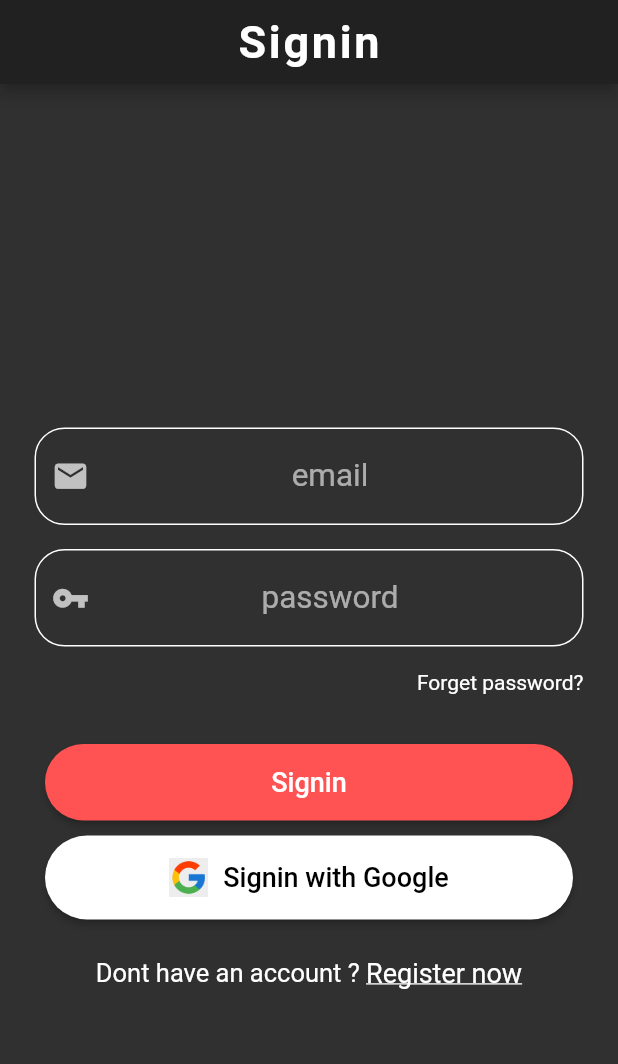
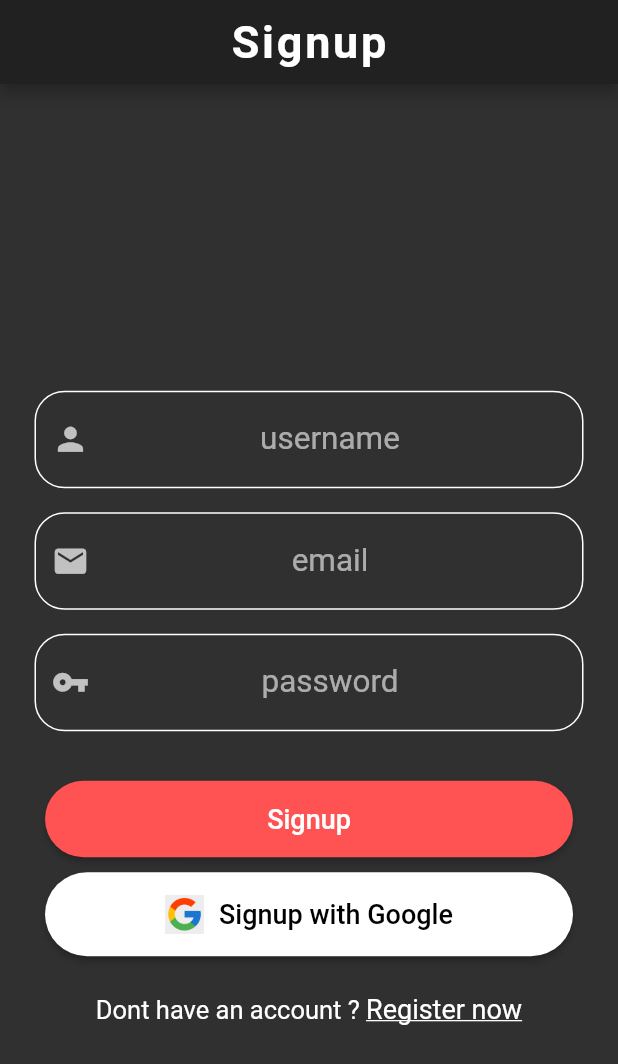
Before and after one commit to iamsourav37/chat_app, a Flutter app: the screen it shows after launch, on a phone screen of 412 x 824 dp. Shown: the top 1064 px of the screen. Run offline on Flutter 3.47's test engine with Material 2 defaults, Android fonts, the phone set to English and light mode, and no system bars.

Commit message:
update signup UI

```diff
--- a/lib/main.dart
+++ b/lib/main.dart
@@ -1,4 +1,4 @@
-import 'package:chat_app/screens/signin.dart';
+import 'package:chat_app/screens/signup.dart';
 import 'package:flutter/material.dart';
 
 void main() {
@@ -14,7 +14,7 @@ class MyApp extends StatelessWidget {
       theme: ThemeData.dark().copyWith(
         accentColor: Colors.white,
       ),
-      home: SignIn(),
+      home: SignUp(),
     );
   }
 }
--- a/lib/screens/signup.dart
+++ b/lib/screens/signup.dart
@@ -0,0 +1,144 @@
+import 'package:chat_app/widgets/widgets.dart';
+import 'package:flutter/material.dart';
+
+import '../constants.dart';
+
+class SignUp extends StatefulWidget {
+  @override
+  _SignUpState createState() => _SignUpState();
+}
+
+class _SignUpState extends State<SignUp> {
+  GlobalKey<FormState> _formKey = GlobalKey<FormState>();
+
+  @override
+  Widget build(BuildContext context) {
+    return Scaffold(
+      appBar: AppBar(
+        title: Text(
+          "Signup",
+          style: TextStyle(
+            fontSize: 30.0,
+            letterSpacing: 1.8,
+            fontWeight: FontWeight.bold,
+          ),
+        ),
+        centerTitle: true,
+      ),
+      body: SingleChildScrollView(
+        child: Container(
+          height: MediaQuery.of(context).size.height,
+          padding: EdgeInsets.all(15.0),
+          child: Form(
+            key: _formKey,
+            child: Column(
+              mainAxisAlignment: MainAxisAlignment.center,
+              children: [
+                Padding(
+                  padding: const EdgeInsets.all(8.0),
+                  child: TextField(
+                    textAlign: TextAlign.center,
+                    style: TextStyle(
+                      fontSize: 21.0,
+                    ),
+                    decoration: kTextFieldInputDecoration.copyWith(
+                      hintText: 'username',
+                      prefixIcon: Icon(
+                        Icons.person,
+                        size: 25.0,
+                      ),
+                    ),
+                  ),
+                ),
+                Padding(
+                  padding: const EdgeInsets.all(8.0),
+                  child: TextField(
+                    textAlign: TextAlign.center,
+                    keyboardType: TextInputType.emailAddress,
+                    style: TextStyle(
+                      fontSize: 21.0,
+                    ),
+                    decoration: kTextFieldInputDecoration.copyWith(
+                      hintText: 'email',
+                      prefixIcon: Icon(
+                        Icons.email,
+                        size: 25.0,
+                      ),
+                    ),
+                  ),
+                ),
+                Padding(
+                  padding: const EdgeInsets.all(8.0),
+                  child: TextField(
+                    obscureText: true,
+                    textAlign: TextAlign.center,
+                    style: TextStyle(
+                      fontSize: 21.0,
+                    ),
+                    decoration: kTextFieldInputDecoration.copyWith(
+                      hintText: 'password',
+                      prefixIcon: Icon(
+                        Icons.vpn_key,
+                        size: 25.0,
+                      ),
+                    ),
+                  ),
+                ),
+                SizedBox(
+                  height: 20.0,
+                ),
+                Padding(
+                  padding: EdgeInsets.symmetric(vertical: 5, horizontal: 15.0),
+                  child: RoundedButton(
+                    onPressed: () {},
+                    btnColor: Colors.redAccent,
+                    btnText: "Signup",
+                    context: context,
+                    googleSignIn: false,
+                  ),
+                ),
+                Padding(
+                  padding: EdgeInsets.symmetric(vertical: 5, horizontal: 15.0),
+                  child: RoundedButton(
+                    onPressed: () {},
+                    btnText: "Signup with Google",
+                    btnColor: Colors.white,
+                    context: context,
+                    btnTextColor: Colors.black,
+                    googleSignIn: true,
+                  ),
+                ),
+                SizedBox(
+                  height: 20.0,
+                ),
+                Row(
+                  mainAxisAlignment: MainAxisAlignment.center,
+                  children: [
+                    Text(
+                      "Dont have an account ? ",
+                      style: TextStyle(
+                        fontSize: 17.0,
+                      ),
+                    ),
+                    GestureDetector(
+                      onTap: () {
+                        print("Navigate to signup screen");
+                      },
+                      child: Text(
+                        "Register now",
+                        style: TextStyle(
+                          decoration: TextDecoration.underline,
+                          fontSize: 18.0,
+                        ),
+                      ),
+                    ),
+                  ],
+                ),
+              ],
+            ),
+          ),
+        ),
+      ),
+    );
+  }
+}
```
